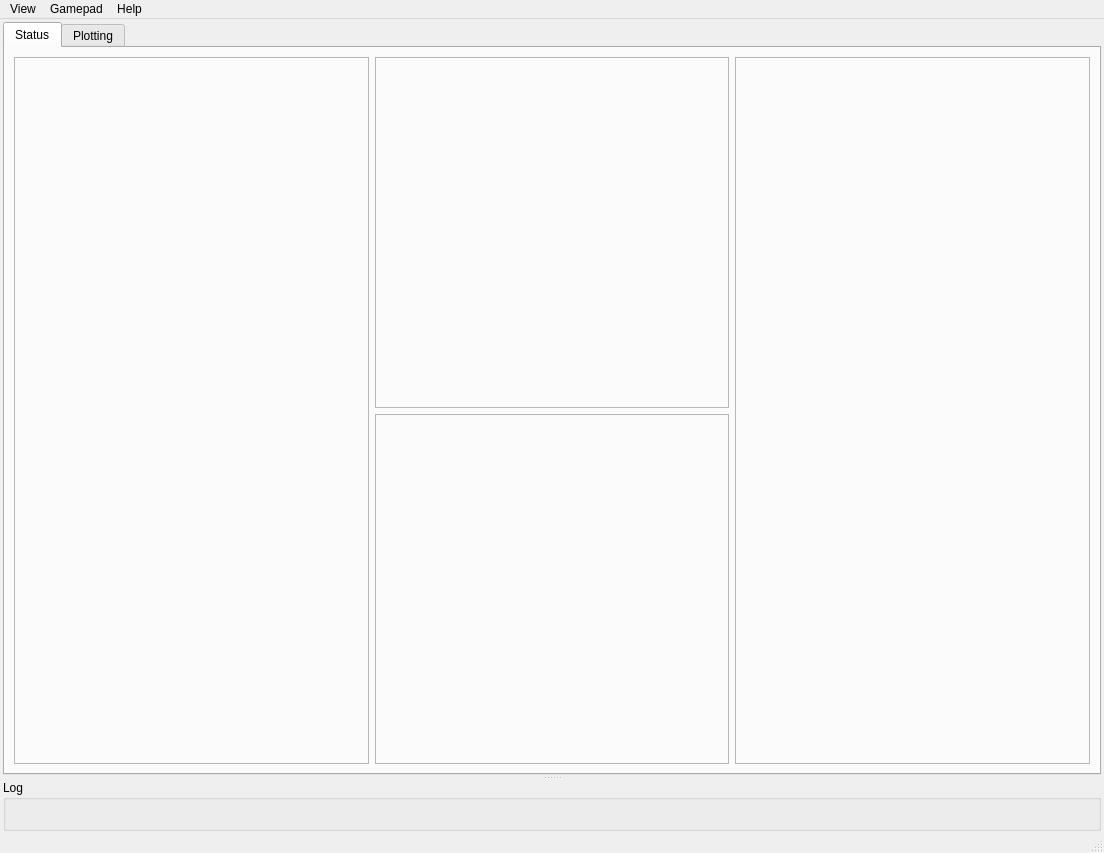
First picture: the form in src/designer/window_main.ui, repository marsinstituteSC/MissionControl, before the edit.
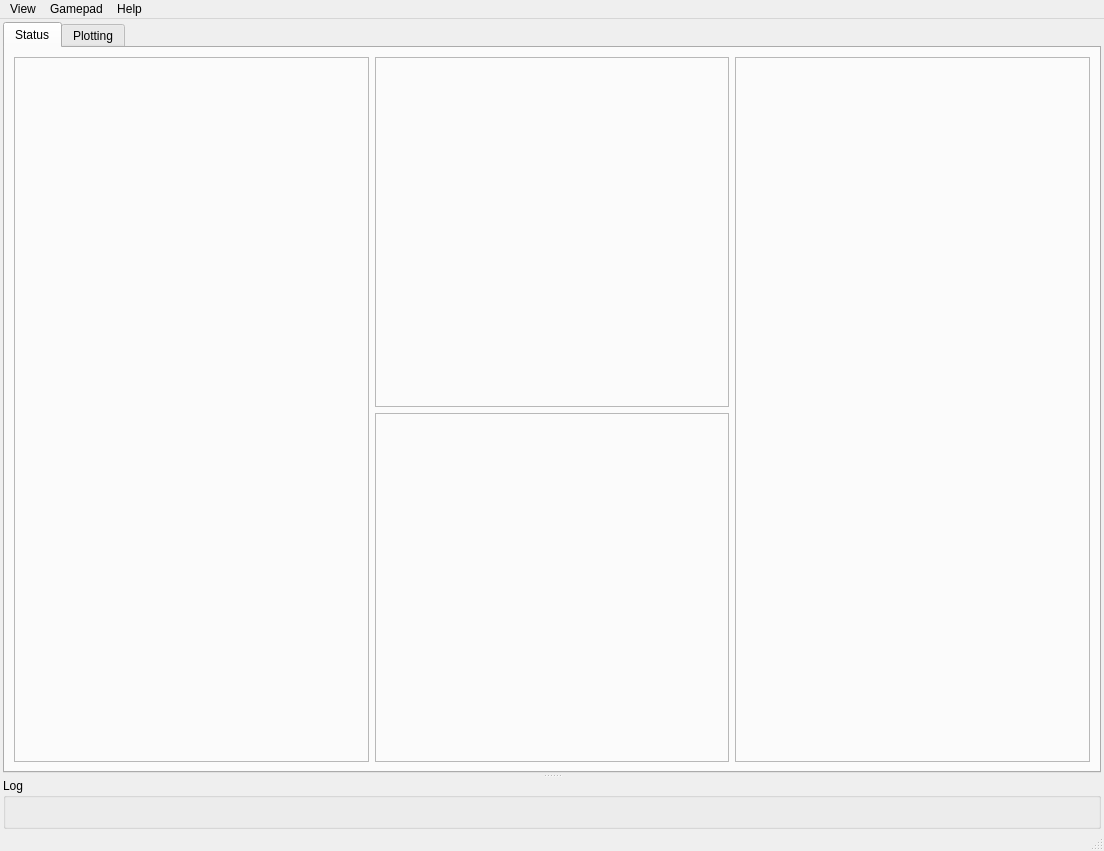
Second picture: the form after the edit.

Commit message:
- Simple status and layout changes.
- Simple layout looks bad currently, will change later when we get better pictures.

```diff
--- a/src/designer/window_main.ui
+++ b/src/designer/window_main.ui
@@ -7,7 +7,7 @@
     <x>0</x>
     <y>0</y>
     <width>1104</width>
-    <height>853</height>
+    <height>851</height>
    </rect>
   </property>
   <property name="windowTitle">
@@ -62,7 +62,7 @@
          <item row="0" column="2" rowspan="2">
           <widget class="QFrame" name="rightFrame">
            <property name="sizePolicy">
-            <sizepolicy hsizetype="Expanding" vsizetype="Preferred">
+            <sizepolicy hsizetype="Expanding" vsizetype="Expanding">
              <horstretch>0</horstretch>
              <verstretch>0</verstretch>
             </sizepolicy>
@@ -75,17 +75,36 @@
            </property>
            <layout class="QGridLayout" name="rightFrameGrid">
             <property name="leftMargin">
-             <number>3</number>
+             <number>6</number>
             </property>
             <property name="topMargin">
-             <number>3</number>
+             <number>6</number>
             </property>
             <property name="rightMargin">
-             <number>3</number>
+             <number>6</number>
             </property>
             <property name="bottomMargin">
-             <number>3</number>
+             <number>6</number>
             </property>
+            <property name="horizontalSpacing">
+             <number>6</number>
+            </property>
+            <property name="verticalSpacing">
+             <number>64</number>
+            </property>
+            <item row="0" column="0">
+             <spacer name="verticalSpacer">
+              <property name="orientation">
+               <enum>Qt::Vertical</enum>
+              </property>
+              <property name="sizeHint" stdset="0">
+               <size>
+                <width>20</width>
+                <height>40</height>
+               </size>
+              </property>
+             </spacer>
+            </item>
            </layout>
           </widget>
          </item>
@@ -116,6 +135,9 @@
             <property name="bottomMargin">
              <number>3</number>
             </property>
+            <property name="spacing">
+             <number>6</number>
+            </property>
            </layout>
           </widget>
          </item>
@@ -133,7 +155,7 @@
            <property name="frameShadow">
             <enum>QFrame::Sunken</enum>
            </property>
-           <layout class="QGridLayout" name="topFrameGrid">
+           <layout class="QGridLayout" name="topFrameGrid" rowstretch="0" rowminimumheight="0">
             <property name="leftMargin">
              <number>3</number>
             </property>
@@ -146,13 +168,16 @@
             <property name="bottomMargin">
              <number>3</number>
             </property>
+            <property name="spacing">
+             <number>6</number>
+            </property>
            </layout>
           </widget>
          </item>
          <item row="0" column="0" rowspan="2">
           <widget class="QFrame" name="leftFrame">
            <property name="sizePolicy">
-            <sizepolicy hsizetype="Expanding" vsizetype="Preferred">
+            <sizepolicy hsizetype="Expanding" vsizetype="Expanding">
              <horstretch>0</horstretch>
              <verstretch>0</verstretch>
             </sizepolicy>
@@ -164,6 +189,9 @@
             <enum>QFrame::Sunken</enum>
            </property>
            <layout class="QGridLayout" name="leftFrameGrid">
+            <property name="sizeConstraint">
+             <enum>QLayout::SetDefaultConstraint</enum>
+            </property>
             <property name="leftMargin">
              <number>3</number>
             </property>
@@ -176,6 +204,12 @@
             <property name="bottomMargin">
              <number>3</number>
             </property>
+            <property name="horizontalSpacing">
+             <number>6</number>
+            </property>
+            <property name="verticalSpacing">
+             <number>64</number>
+            </property>
            </layout>
           </widget>
          </item>
```
The commit also changes 8 other files.
